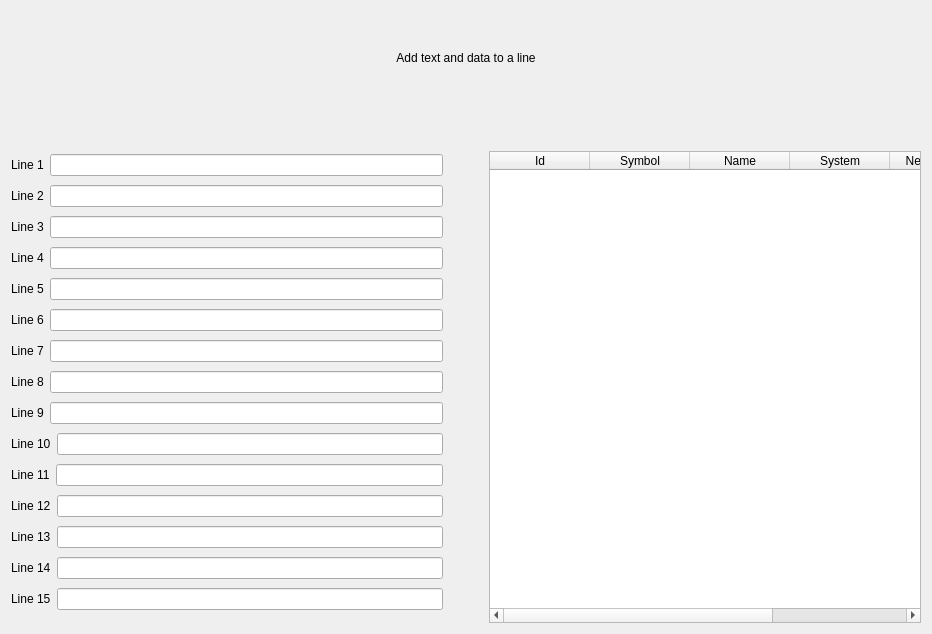
The window that Hardware Monitor Applet/GUI/LineEditPageWidget.ui (jimmyd-be/Hardware-Monitor-Applet) describes before a commit, drawn with Qt 5.
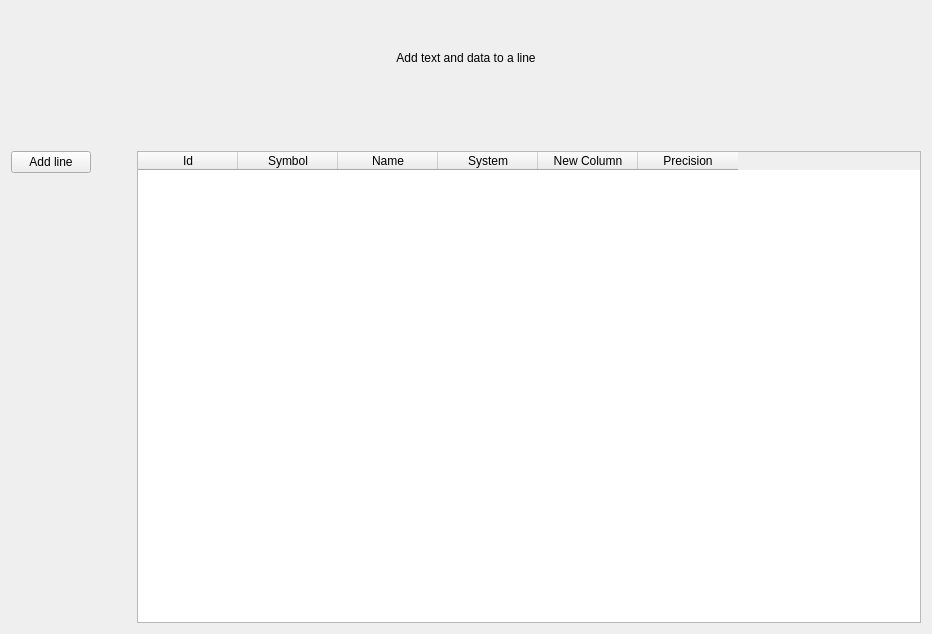
The same window after the commit.

```diff
--- a/Hardware Monitor Applet/GUI/LineEditPageWidget.ui
+++ b/Hardware Monitor Applet/GUI/LineEditPageWidget.ui
@@ -61,274 +61,27 @@
      <item>
       <layout class="QVBoxLayout" name="verticalLayout">
        <item>
-        <layout class="QHBoxLayout" name="horizontalLayout">
-         <item>
-          <widget class="QLabel" name="label">
-           <property name="text">
-            <string>Line 1</string>
-           </property>
-          </widget>
-         </item>
-         <item>
-          <widget class="QLineEdit" name="lineEdit1">
-           <property name="text">
-            <string/>
-           </property>
-          </widget>
-         </item>
-        </layout>
+        <layout class="QVBoxLayout" name="data_Layout"/>
        </item>
        <item>
-        <layout class="QHBoxLayout" name="horizontalLayout_2">
-         <item>
-          <widget class="QLabel" name="label_3">
-           <property name="text">
-            <string>Line 2</string>
-           </property>
-          </widget>
-         </item>
-         <item>
-          <widget class="QLineEdit" name="lineEdit2">
-           <property name="text">
-            <string/>
-           </property>
-          </widget>
-         </item>
-        </layout>
+        <widget class="QPushButton" name="AddLine_pushButton">
+         <property name="text">
+          <string>Add line</string>
+         </property>
+        </widget>
        </item>
        <item>
-        <layout class="QHBoxLayout" name="horizontalLayout_3">
-         <item>
-          <widget class="QLabel" name="label_4">
-           <property name="text">
-            <string>Line 3</string>
-           </property>
-          </widget>
-         </item>
-         <item>
-          <widget class="QLineEdit" name="lineEdit3">
-           <property name="text">
-            <string/>
-           </property>
-          </widget>
-         </item>
-        </layout>
-       </item>
-       <item>
-        <layout class="QHBoxLayout" name="horizontalLayout_4">
-         <item>
-          <widget class="QLabel" name="label_5">
-           <property name="text">
-            <string>Line 4</string>
-           </property>
-          </widget>
-         </item>
-         <item>
-          <widget class="QLineEdit" name="lineEdit4">
-           <property name="text">
-            <string/>
-           </property>
-          </widget>
-         </item>
-        </layout>
-       </item>
-       <item>
-        <layout class="QHBoxLayout" name="horizontalLayout_5">
-         <item>
-          <widget class="QLabel" name="label_6">
-           <property name="text">
-            <string>Line 5</string>
-           </property>
-          </widget>
-         </item>
-         <item>
-          <widget class="QLineEdit" name="lineEdit5">
-           <property name="text">
-            <string/>
-           </property>
-          </widget>
-         </item>
-        </layout>
-       </item>
-       <item>
-        <layout class="QHBoxLayout" name="horizontalLayout_6">
-         <item>
-          <widget class="QLabel" name="label_7">
-           <property name="text">
-            <string>Line 6</string>
-           </property>
-          </widget>
-         </item>
-         <item>
-          <widget class="QLineEdit" name="lineEdit6">
-           <property name="text">
-            <string/>
-           </property>
-          </widget>
-         </item>
-        </layout>
-       </item>
-       <item>
-        <layout class="QHBoxLayout" name="horizontalLayout_7">
-         <item>
-          <widget class="QLabel" name="label_8">
-           <property name="text">
-            <string>Line 7</string>
-           </property>
-          </widget>
-         </item>
-         <item>
-          <widget class="QLineEdit" name="lineEdit7">
-           <property name="text">
-            <string/>
-           </property>
-          </widget>
-         </item>
-        </layout>
-       </item>
-       <item>
-        <layout class="QHBoxLayout" name="horizontalLayout_8">
-         <item>
-          <widget class="QLabel" name="label_9">
-           <property name="text">
-            <string>Line 8</string>
-           </property>
-          </widget>
-         </item>
-         <item>
-          <widget class="QLineEdit" name="lineEdit8">
-           <property name="text">
-            <string/>
-           </property>
-          </widget>
-         </item>
-        </layout>
-       </item>
-       <item>
-        <layout class="QHBoxLayout" name="horizontalLayout_9">
-         <item>
-          <widget class="QLabel" name="label_10">
-           <property name="text">
-            <string>Line 9</string>
-           </property>
-          </widget>
-         </item>
-         <item>
-          <widget class="QLineEdit" name="lineEdit9">
-           <property name="text">
-            <string/>
-           </property>
-          </widget>
-         </item>
-        </layout>
-       </item>
-       <item>
-        <layout class="QHBoxLayout" name="horizontalLayout_10">
-         <item>
-          <widget class="QLabel" name="label_11">
-           <property name="text">
-            <string>Line 10</string>
-           </property>
-          </widget>
-         </item>
-         <item>
-          <widget class="QLineEdit" name="lineEdit10">
-           <property name="text">
-            <string/>
-           </property>
-          </widget>
-         </item>
-        </layout>
-       </item>
-       <item>
-        <layout class="QHBoxLayout" name="horizontalLayout_11">
-         <item>
-          <widget class="QLabel" name="label_12">
-           <property name="text">
-            <string>Line 11</string>
-           </property>
-          </widget>
-         </item>
-         <item>
-          <widget class="QLineEdit" name="lineEdit11">
-           <property name="text">
-            <string/>
-           </property>
-          </widget>
-         </item>
-        </layout>
-       </item>
-       <item>
-        <layout class="QHBoxLayout" name="horizontalLayout_12">
-         <item>
-          <widget class="QLabel" name="label_13">
-           <property name="text">
-            <string>Line 12</string>
-           </property>
-          </widget>
-         </item>
-         <item>
-          <widget class="QLineEdit" name="lineEdit12">
-           <property name="text">
-            <string/>
-           </property>
-          </widget>
-         </item>
-        </layout>
-       </item>
-       <item>
-        <layout class="QHBoxLayout" name="horizontalLayout_13">
-         <item>
-          <widget class="QLabel" name="label_14">
-           <property name="text">
-            <string>Line 13</string>
-           </property>
-          </widget>
-         </item>
-         <item>
-          <widget class="QLineEdit" name="lineEdit13">
-           <property name="text">
-            <string/>
-           </property>
-          </widget>
-         </item>
-        </layout>
-       </item>
-       <item>
-        <layout class="QHBoxLayout" name="horizontalLayout_14">
-         <item>
-          <widget class="QLabel" name="label_15">
-           <property name="text">
-            <string>Line 14</string>
-           </property>
-          </widget>
-         </item>
-         <item>
-          <widget class="QLineEdit" name="lineEdit14">
-           <property name="text">
-            <string/>
-           </property>
-          </widget>
-         </item>
-        </layout>
-       </item>
-       <item>
-        <layout class="QHBoxLayout" name="horizontalLayout_15">
-         <item>
-          <widget class="QLabel" name="label_16">
-           <property name="text">
-            <string>Line 15</string>
-           </property>
-          </widget>
-         </item>
-         <item>
-          <widget class="QLineEdit" name="lineEdit15">
-           <property name="text">
-            <string/>
-           </property>
-          </widget>
-         </item>
-        </layout>
+        <spacer name="verticalSpacer_3">
+         <property name="orientation">
+          <enum>Qt::Vertical</enum>
+         </property>
+         <property name="sizeHint" stdset="0">
+          <size>
+           <width>20</width>
+           <height>40</height>
+          </size>
+         </property>
+        </spacer>
        </item>
       </layout>
      </item>
@@ -350,6 +103,12 @@
      </item>
      <item>
       <widget class="QTableWidget" name="Data_tableWidget">
+       <property name="minimumSize">
+        <size>
+         <width>0</width>
+         <height>200</height>
+        </size>
+       </property>
        <property name="editTriggers">
         <set>QAbstractItemView::NoEditTriggers</set>
        </property>
```
